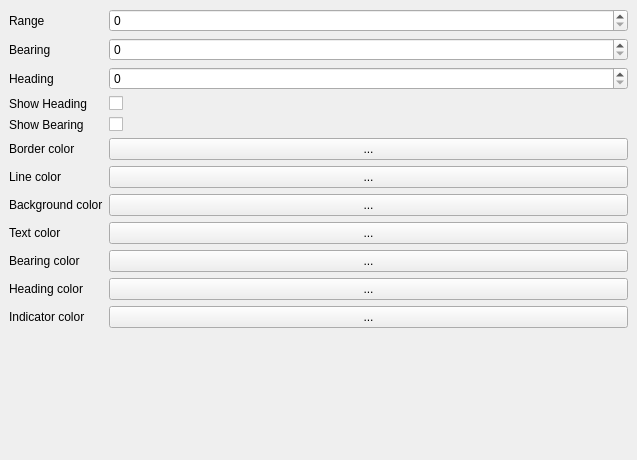
Qt form mainwindow.ui (weirdgyn/QCompass) before a commit.
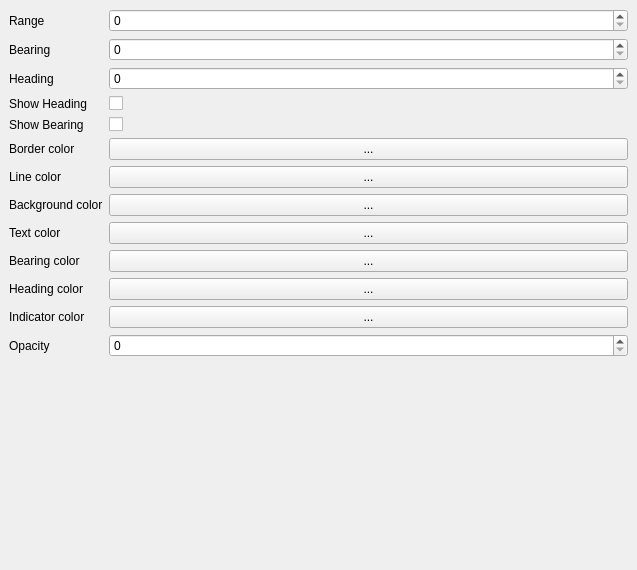
The same form after that commit. Custom widgets are drawn as their Qt base class.

Patch:
```diff
--- a/mainwindow.ui
+++ b/mainwindow.ui
@@ -7,7 +7,7 @@
     <x>0</x>
     <y>0</y>
     <width>637</width>
-    <height>460</height>
+    <height>570</height>
    </rect>
   </property>
   <property name="windowTitle">
@@ -194,6 +194,20 @@
         </property>
        </widget>
       </item>
+      <item row="12" column="0">
+       <widget class="QLabel" name="opacityLabel">
+        <property name="text">
+         <string>Opacity</string>
+        </property>
+       </widget>
+      </item>
+      <item row="12" column="1">
+       <widget class="QSpinBox" name="opacitySpinBox">
+        <property name="maximum">
+         <number>100</number>
+        </property>
+       </widget>
+      </item>
      </layout>
     </item>
     <item>
```
